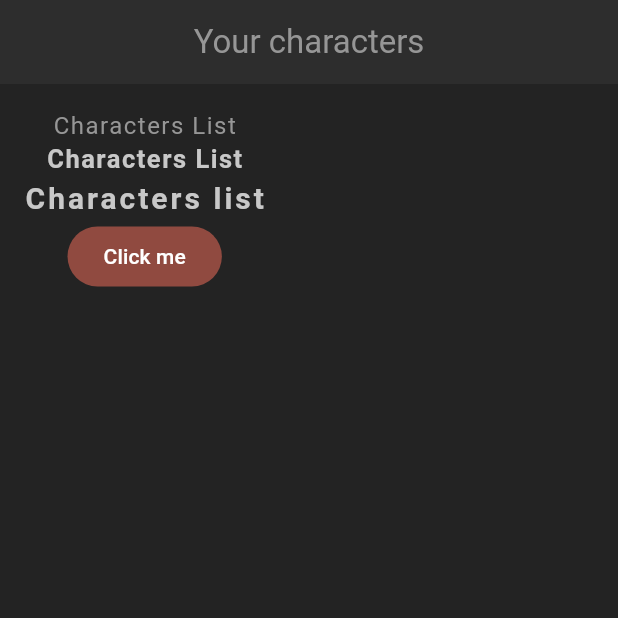
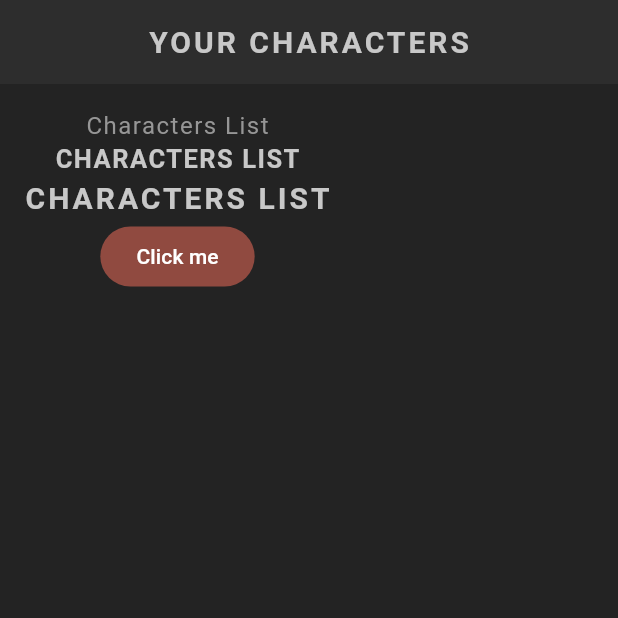
Before and after one commit to aimable0/flutter_rpg, a Flutter app: the screen it shows after launch, on a phone screen of 412 x 824 dp, the top half of it. Run offline on Flutter 3.47's test engine with Material 3 defaults, Android fonts, the phone set to English and light mode, and no system bars; our stand-ins replace google_fonts; Roboto replaces fonts that are missing (Kanit).

Commit message:
flutter proj

```diff
--- a/lib/main.dart
+++ b/lib/main.dart
@@ -9,17 +9,17 @@ void main() {
   ));
 }
 
-class Sandbox extends StatelessWidget {
-  const Sandbox({super.key});
+// class Sandbox extends StatelessWidget {
+//   const Sandbox({super.key});
 
-  @override
-  Widget build(BuildContext context) {
-    return Scaffold(
-      appBar: AppBar(
-        title: Text('Sandbox'),
-        backgroundColor: Colors.grey,
-      ),
-      body: const Text('Sandbox'),
-    );
-  }
-}
+//   @override
+//   Widget build(BuildContext context) {
+//     return Scaffold(
+//       appBar: AppBar(
+//         title: Text('Sandbox'),
+//         backgroundColor: Colors.grey,
+//       ),
+//       body: const Text('Sandbox'),
+//     );
+//   }
+// }
--- a/lib/screens/home/home.dart
+++ b/lib/screens/home/home.dart
@@ -1,4 +1,5 @@
 import 'package:flutter/material.dart';
+import 'package:flutter_rpg/shared/styled_text.dart';
 
 class Home extends StatefulWidget {
   const Home({super.key});
@@ -12,20 +13,16 @@ class _HomeState extends State<Home> {
   Widget build(BuildContext context) {
     return Scaffold(
       appBar: AppBar(
-        title: Text("Your characters"),
+        title: const StyledTitle("Your characters"),
         centerTitle: true,
       ),
       body: Container(
         padding: const EdgeInsets.all(16),
         child: Column(
           children: [
-            Text('Characters List'),
-
-            // test headline medium
-            Text("Characters List", style: Theme.of(context).textTheme.headlineMedium),
-
-            // test title medium with Theme.of
-            Text("Characters list", style: Theme.of(context).textTheme.titleMedium),
+            const StyledText('Characters List'),
+            const StyledHeading("Characters List"),
+            const StyledTitle("Characters list"),
             FilledButton(
               onPressed: () {},
               child: Text('Click me')),
--- /dev/null
+++ b/lib/shared/styled_text.dart
@@ -0,0 +1,41 @@
+import 'package:flutter/material.dart';
+import 'package:google_fonts/google_fonts.dart';
+
+class StyledText extends StatelessWidget {
+  const StyledText(this.text, {super.key});
+
+  final String text;
+
+  @override
+  Widget build(BuildContext context) {
+    return Text(text, style: GoogleFonts.kanit(
+      textStyle: Theme.of(context).textTheme.bodyMedium,
+    ));
+  }
+}
+
+class StyledHeading extends StatelessWidget {
+  const StyledHeading(this.text, {super.key});
+
+  final String text;
+
+  @override
+  Widget build(BuildContext context) {
+    return Text(text.toUpperCase(), style: GoogleFonts.kanit(
+      textStyle: Theme.of(context).textTheme.headlineMedium
+    ));
+  }
+}
+
+class StyledTitle extends StatelessWidget {
+  const StyledTitle(this.text, {super.key});
+
+  final String text;
+
+  @override
+  Widget build(BuildContext context) {
+    return Text(text.toUpperCase(), style: GoogleFonts.kanit(
+      textStyle: Theme.of(context).textTheme.titleMedium
+    ),);
+  }
+}
--- a/pubspec.yaml
+++ b/pubspec.yaml
@@ -34,6 +34,7 @@ dependencies:
   # The following adds the Cupertino Icons font to your application.
   # Use with the CupertinoIcons class for iOS style icons.
   cupertino_icons: ^1.0.8
+  google_fonts: ^6.3.1
 
 dev_dependencies:
   flutter_test:
```
Also changed, not shown: pubspec.lock, 7 other files.
